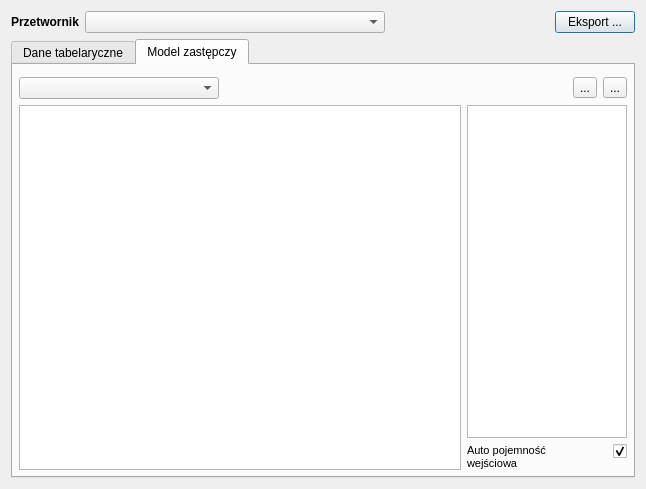
The window that src/transducerdialog.ui (orlinskj/transducer-plot) describes before a commit, drawn with Qt 5.
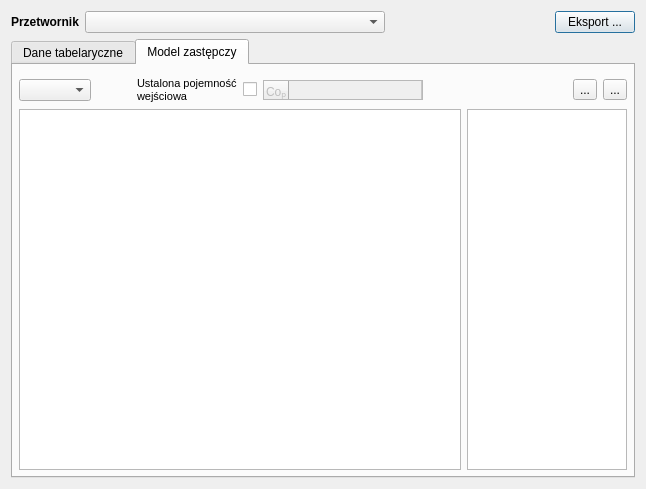
The same window after the commit. Icons and pictures are not drawn.

Commit message: Implemented fixed capacity option

```diff
--- a/src/transducerdialog.ui
+++ b/src/transducerdialog.ui
@@ -151,12 +151,12 @@
           <number>6</number>
          </property>
          <item>
-          <layout class="QVBoxLayout" name="verticalLayout_2">
+          <layout class="QVBoxLayout" name="verticalLayout_2" stretch="0,1">
            <property name="topMargin">
             <number>6</number>
            </property>
            <item>
-            <layout class="QHBoxLayout" name="horizontalLayout_3" stretch="1,1,0,0">
+            <layout class="QHBoxLayout" name="horizontalLayout_3" stretch="0,0,0,0,0,1,0,0">
              <item>
               <widget class="QComboBox" name="comboBoxModelType">
                <property name="maximumSize">
@@ -167,6 +167,90 @@
                </property>
               </widget>
              </item>
+             <item>
+              <spacer name="horizontalSpacer_3">
+               <property name="orientation">
+                <enum>Qt::Horizontal</enum>
+               </property>
+               <property name="sizeHint" stdset="0">
+                <size>
+                 <width>40</width>
+                 <height>20</height>
+                </size>
+               </property>
+              </spacer>
+             </item>
+             <item>
+              <widget class="QLabel" name="fixedCopLabel">
+               <property name="font">
+                <font>
+                 <pointsize>8</pointsize>
+                </font>
+               </property>
+               <property name="toolTip">
+                <string>Włączenie powoduje automatyczne wyliczanie pojemności wejściowej z danych dla najmniejszej częstotliwości.</string>
+               </property>
+               <property name="text">
+                <string>Ustalona pojemność wejściowa</string>
+               </property>
+               <property name="alignment">
+                <set>Qt::AlignLeading|Qt::AlignLeft|Qt::AlignVCenter</set>
+               </property>
+               <property name="wordWrap">
+                <bool>true</bool>
+               </property>
+               <property name="indent">
+                <number>-1</number>
+               </property>
+              </widget>
+             </item>
+             <item>
+              <widget class="QCheckBox" name="fixedCopCheckBox">
+               <property name="layoutDirection">
+                <enum>Qt::RightToLeft</enum>
+               </property>
+               <property name="checked">
+                <bool>false</bool>
+               </property>
+              </widget>
+             </item>
+             <item>
+              <widget class="QTableWidget" name="tableWidgetCop">
+               <property name="enabled">
+                <bool>false</bool>
+               </property>
+               <property name="maximumSize">
+                <size>
+                 <width>160</width>
+                 <height>20</height>
+                </size>
+               </property>
+               <property name="cornerButtonEnabled">
+                <bool>false</bool>
+               </property>
+               <property name="columnCount">
+                <number>1</number>
+               </property>
+               <attribute name="horizontalHeaderVisible">
+                <bool>false</bool>
+               </attribute>
+               <attribute name="horizontalHeaderStretchLastSection">
+                <bool>true</bool>
+               </attribute>
+               <attribute name="verticalHeaderDefaultSectionSize">
+                <number>20</number>
+               </attribute>
+               <attribute name="verticalHeaderMinimumSectionSize">
+                <number>20</number>
+               </attribute>
+               <row>
+                <property name="text">
+                 <string>Coₚ</string>
+                </property>
+               </row>
+               <column/>
+              </widget>
+             </item>
              <item>
               <spacer name="horizontalSpacer_2">
                <property name="orientation">
@@ -246,56 +330,23 @@
               <widget class="QGraphicsView" name="graphicsViewModel"/>
              </item>
              <item>
-              <layout class="QVBoxLayout" name="verticalLayout_4">
-               <item>
-                <widget class="QTableView" name="tableViewModelParams">
-                 <property name="maximumSize">
-                  <size>
-                   <width>160</width>
-                   <height>16777215</height>
-                  </size>
-                 </property>
-                </widget>
-               </item>
-               <item>
-                <layout class="QFormLayout" name="formLayout">
-                 <item row="0" column="0">
-                  <widget class="QLabel" name="autoCapacityLabel">
-                   <property name="font">
-                    <font>
-                     <pointsize>8</pointsize>
-                    </font>
-                   </property>
-                   <property name="toolTip">
-                    <string>Włączenie powoduje automatyczne wyliczanie pojemności wejściowej z danych dla najmniejszej częstotliwości.</string>
-                   </property>
-                   <property name="text">
-                    <string>Auto pojemność wejściowa</string>
-                   </property>
-                   <property name="alignment">
-                    <set>Qt::AlignLeading|Qt::AlignLeft|Qt::AlignTop</set>
-                   </property>
-                   <property name="wordWrap">
-                    <bool>true</bool>
-                   </property>
-                   <property name="indent">
-                    <number>-1</number>
-                   </property>
-                  </widget>
-                 </item>
-                 <item row="0" column="1">
-                  <widget class="QCheckBox" name="autoCapacityCheckBox">
-                   <property name="layoutDirection">
-                    <enum>Qt::RightToLeft</enum>
-                   </property>
-                   <property name="checked">
-                    <bool>true</bool>
-                   </property>
-                  </widget>
-                 </item>
-                </layout>
-               </item>
-              </layout>
+              <widget class="QTableView" name="tableViewModelParams">
+               <property name="sizePolicy">
+                <sizepolicy hsizetype="Expanding" vsizetype="Preferred">
+                 <horstretch>0</horstretch>
+                 <verstretch>0</verstretch>
+                </sizepolicy>
+               </property>
+               <property name="maximumSize">
+                <size>
+                 <width>160</width>
+                 <height>16777215</height>
+                </size>
+               </property>
+               <attribute name="horizontalHeaderStretchLastSection">
+                <bool>true</bool>
+               </attribute>
+              </widget>
              </item>
             </layout>
            </item>
```
The commit also changes 8 other files.
